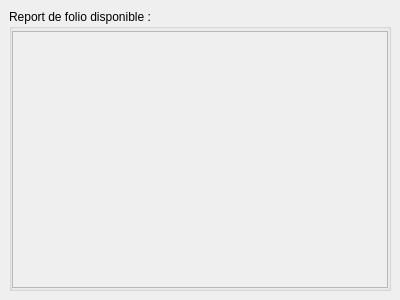
First picture: the form in sources/ui/folioreportproperties.ui, repository qelectrotech/qelectrotech-source-mirror, before the edit.
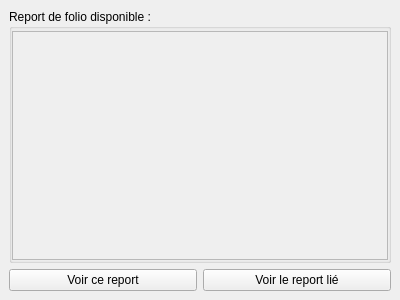
Second picture: the form after the edit.

Commit message: folio report properties widget: add two buttons: first see the edited report, second see the linked report (if the edited report is already linked)

Diff of the .ui file:
```diff
--- a/sources/ui/folioreportproperties.ui
+++ b/sources/ui/folioreportproperties.ui
@@ -57,7 +57,7 @@
              <x>0</x>
              <y>0</y>
              <width>370</width>
-             <height>258</height>
+             <height>224</height>
             </rect>
            </property>
            <layout class="QVBoxLayout" name="available_report_layout">
@@ -74,6 +74,24 @@
        </layout>
       </widget>
      </item>
+     <item>
+      <layout class="QHBoxLayout" name="horizontalLayout_2">
+       <item>
+        <widget class="QPushButton" name="button_this">
+         <property name="text">
+          <string>Voir ce report</string>
+         </property>
+        </widget>
+       </item>
+       <item>
+        <widget class="QPushButton" name="button_linked">
+         <property name="text">
+          <string>Voir le report lié</string>
+         </property>
+        </widget>
+       </item>
+      </layout>
+     </item>
     </layout>
    </item>
   </layout>
```
The commit also changes 2 other files.
